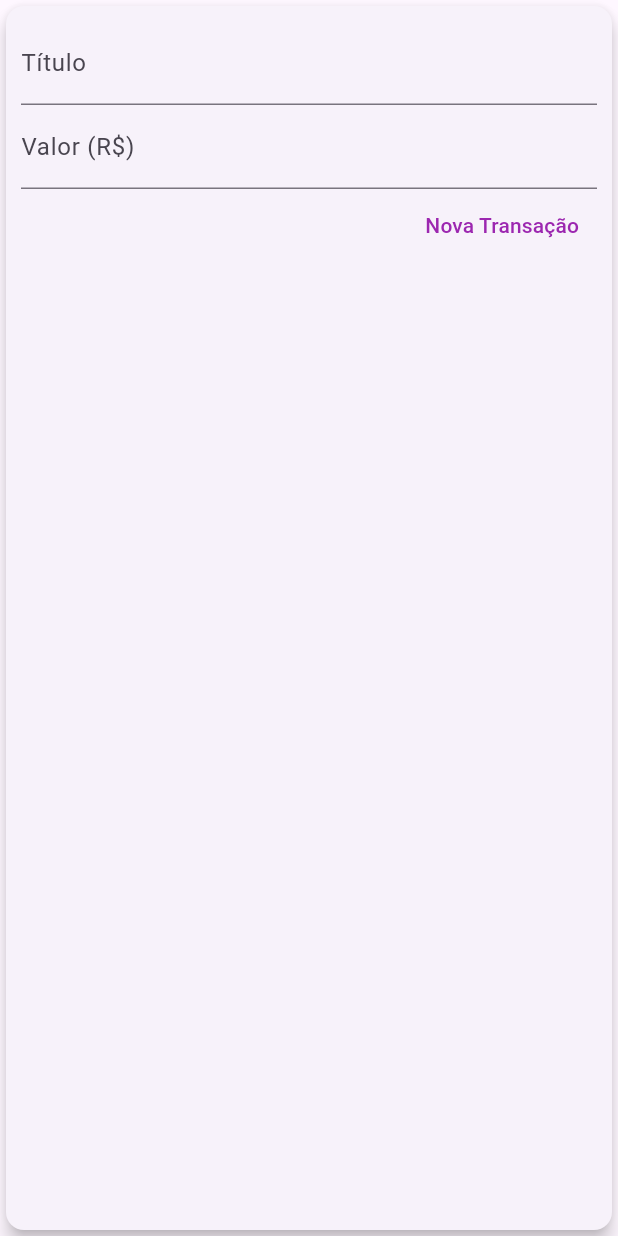
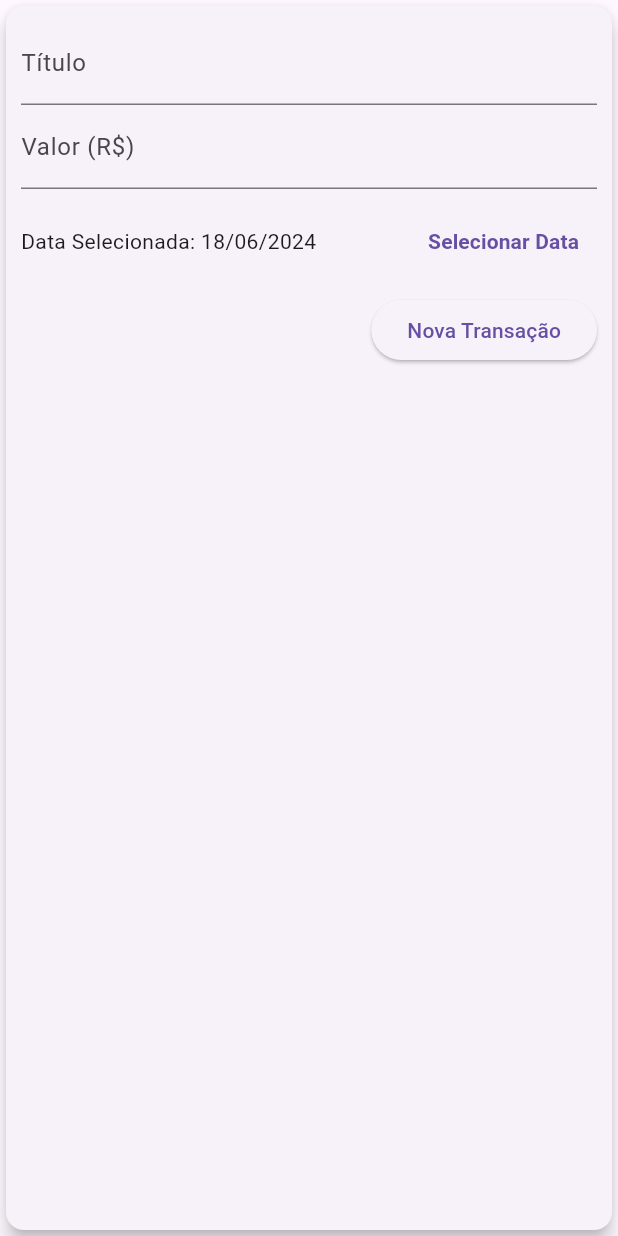
Before and after one commit to Gabriel02ps/flutter-expenses, a Flutter app: the TransactionForm widget shown alone on an empty page, opened directly with empty values, after a tap on "Nova Transação", on a phone screen of 412 x 824 dp. Run offline on Flutter 3.47's test engine with Material 3 defaults, Android fonts, the phone set to English and light mode, and no system bars.

Commit message:
date picker e transação com data

```diff
--- a/lib/components/chart.dart
+++ b/lib/components/chart.dart
@@ -54,7 +54,9 @@ class Chart extends StatelessWidget {
               child: ChartBar(
                 label: tr['day'] as String,
                 value: tr['value'] as double,
-                percentage: (tr['value'] as double) / _weekTotalValue,
+                percentage: _weekTotalValue == 0
+                    ? 0
+                    : (tr['value'] as double) / _weekTotalValue,
               ),
             );
           }).toList(),
--- a/lib/components/transaction_form.dart
+++ b/lib/components/transaction_form.dart
@@ -1,22 +1,46 @@
 import 'package:flutter/material.dart';
+import 'package:intl/intl.dart';
 
-class TransactionForm extends StatelessWidget {
-  final titleController = TextEditingController();
-  final valueController = TextEditingController();
+class TransactionForm extends StatefulWidget {
+  final void Function(String, double, DateTime) onSubmit;
 
-  final void Function(String, double) onSubmit;
+  const TransactionForm(this.onSubmit, {super.key});
 
-  TransactionForm(this.onSubmit, {super.key});
+  @override
+  State<TransactionForm> createState() => _TransactionFormState();
+}
+
+class _TransactionFormState extends State<TransactionForm> {
+  final _titleController = TextEditingController();
+  final _valueController = TextEditingController();
+  DateTime? _selectedDate = DateTime.now();
 
   _submitForm() {
-    final title = titleController.text;
-    final value = double.tryParse(valueController.text) ?? 0.0;
+    final title = _titleController.text;
+    final value = double.tryParse(_valueController.text) ?? 0;
 
-    if (title.isEmpty || value <= 0) {
+    if (title.isEmpty || value <= 0 || _selectedDate == null) {
       return;
     }
 
-    onSubmit(title, value);
+    widget.onSubmit(title, value, _selectedDate!);
+  }
+
+  _showDatePicker() {
+    showDatePicker(
+      context: context,
+      initialDate: DateTime.now(),
+      firstDate: DateTime(2019),
+      lastDate: DateTime.now(),
+    ).then((pickedDate) {
+      if (pickedDate == null) {
+        return;
+      }
+
+      setState(() {
+        _selectedDate = pickedDate;
+      });
+    });
   }
 
   @override
@@ -28,33 +52,56 @@ class TransactionForm extends StatelessWidget {
         child: Column(
           children: [
             TextField(
-              controller: titleController,
+              controller: _titleController,
               onSubmitted: (_) => _submitForm(),
               decoration: const InputDecoration(
                 labelText: 'Título',
               ),
             ),
             TextField(
+              controller: _valueController,
               keyboardType:
                   const TextInputType.numberWithOptions(decimal: true),
               onSubmitted: (_) => _submitForm(),
-              controller: valueController,
               decoration: const InputDecoration(
                 labelText: 'Valor (R\$)',
+              ),
+            ),
+            SizedBox(
+              height: 70,
+              child: Row(
+                children: <Widget>[
+                  Expanded(
+                    child: Text(
+                      _selectedDate == null
+                          ? 'Nenhuma data selecionada!'
+                          : 'Data Selecionada: ${DateFormat('dd/MM/y').format(_selectedDate!)}',
+                    ),
+                  ),
+                  TextButton(
+                    onPressed: _showDatePicker,
+                    child: const Text(
+                      'Selecionar Data',
+                      style: TextStyle(
+                        fontWeight: FontWeight.bold,
+                      ),
+                    ),
+                  )
+                ],
               ),
             ),
             Row(
               mainAxisAlignment: MainAxisAlignment.end,
               children: <Widget>[
-                TextButton(
+                ElevatedButton(
                   onPressed: _submitForm,
                   child: const Text(
                     'Nova Transação',
                     style: TextStyle(
-                      color: Colors.purple,
-                    ),
+                        // color: Theme.of(context).textTheme.button?.color,
+                        ),
                   ),
-                )
+                ),
               ],
             ),
           ],
```
Also changed, not shown: lib/main.dart (+2 -33 lines).
